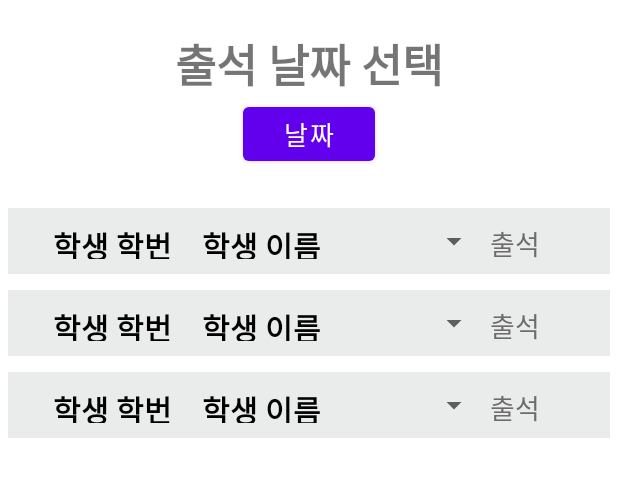
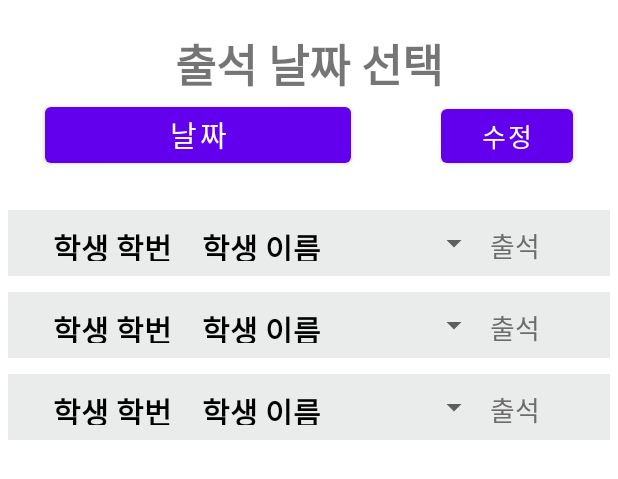
Before and after one commit to kOoO9/capston2_app, an Android app: the layout activity_recycler_viewbtnclick.xml on its own in the app's theme, with its tools: preview values and no code run, on a phone screen of 412 x 824 dp. Shown: the top 479 px of the screen. Run offline under Robolectric (Android 15) with nearby library versions, the phone set to English and light mode, and no system bars.

Commit message:
데베수정완

```diff
--- a/app/build.gradle
+++ b/app/build.gradle
@@ -37,6 +37,11 @@ android {
 }
 
 dependencies {
+    //viwemodel
+    implementation 'androidx.activity:activity-ktx:1.4.0'
+    implementation 'androidx.fragment:fragment-ktx:1.4.0'
+    implementation 'androidx.lifecycle:lifecycle-viewmodel-ktx:2.4.0'
+
     implementation 'com.squareup.retrofit2:converter-gson:2.9.0'
     implementation 'com.squareup.retrofit2:retrofit:2.9.0'
     implementation 'com.squareup.retrofit2:converter-scalars:2.9.0'
--- a/app/src/main/java/com/example/loginpage/retrofit/client.kt
+++ b/app/src/main/java/com/example/loginpage/retrofit/client.kt
@@ -12,7 +12,7 @@ object client {
     fun getClient(): Retrofit? {
         if(retrofitClient == null){
             retrofitClient=Retrofit.Builder()
-                .baseUrl("http://192.168.0.101")
+                .baseUrl("http://192.168.0.241")
                 .addConverterFactory(GsonConverterFactory.create(gson))
                 .build()
         }
--- a/app/src/main/java/com/example/loginpage/retrofit/retrofit_interface.kt
+++ b/app/src/main/java/com/example/loginpage/retrofit/retrofit_interface.kt
@@ -1,5 +1,6 @@
 package com.example.loginpage.retrofit
 
+import org.json.JSONArray
 import retrofit2.Call
 import retrofit2.http.*
 
@@ -12,5 +13,8 @@ interface retrofit_interface {
 interface studentinterface {
     @FormUrlEncoded
     @POST("student_where.php")
-    fun getData(@Field("lecturecode") lecturecode: String, @Field("attendence_mm_dd") attendence_mm_dd: String): Call<List<lecturestudentjsonclass>> //코드 전송하고 DB 받아오기
+    fun getData(@Field("lecturecode") lecturecode: String, @Field("attendence_mm_dd") attendence_mm_dd: String,
+                @Field("jsonarray") jsonarray: String
+    ):
+            Call<List<lecturestudentjsonclass>> //코드 전송하고 DB 받아오기
 }
--- a/app/src/main/res/layout/activity_recycler_viewbtnclick.xml
+++ b/app/src/main/res/layout/activity_recycler_viewbtnclick.xml
@@ -26,12 +26,41 @@
             android:textSize="30dp"
             android:textStyle="bold"/>
 
-        <Button
-            android:id="@+id/button3"
-            android:layout_width="wrap_content"
+        <LinearLayout
+            android:layout_width="match_parent"
             android:layout_height="wrap_content"
-            android:text="날짜"
-            android:textSize="17dp" />
+            android:orientation="horizontal">
+
+            <Space
+                android:layout_width="30dp"
+                android:layout_height="wrap_content" />
+
+            <Button
+                android:id="@+id/button3"
+                android:layout_width="wrap_content"
+                android:layout_height="wrap_content"
+                android:text="날짜"
+                android:layout_weight="1"
+                android:textSize="19dp" />
+
+            <Space
+                android:layout_width="60dp"
+                android:layout_height="wrap_content" />
+
+            <Button
+                android:id="@+id/button4"
+                android:layout_width="wrap_content"
+                android:layout_height="wrap_content"
+                android:text="수정"
+                android:textSize="17dp" />
+
+            <Space
+                android:layout_width="30dp"
+                android:layout_height="wrap_content" />
+
+
+        </LinearLayout>
+
 
         <Space
             android:layout_width="match_parent"
@@ -46,5 +75,6 @@
             tools:listitem="@layout/recyclebtnclick" />
 
 
+
     </LinearLayout>
 </androidx.constraintlayout.widget.ConstraintLayout>
```
Also changed, not shown: app/src/main/java/com/example/loginpage/retrofit/RecyclerViewbtnclick.kt (+112 -41 lines), app/src/main/java/com/example/loginpage/retrofit/btnclickadapter.kt (+19 -10 lines), app/src/main/java/com/example/loginpage/retrofit/spinner.kt (added, +8 -0 lines).
